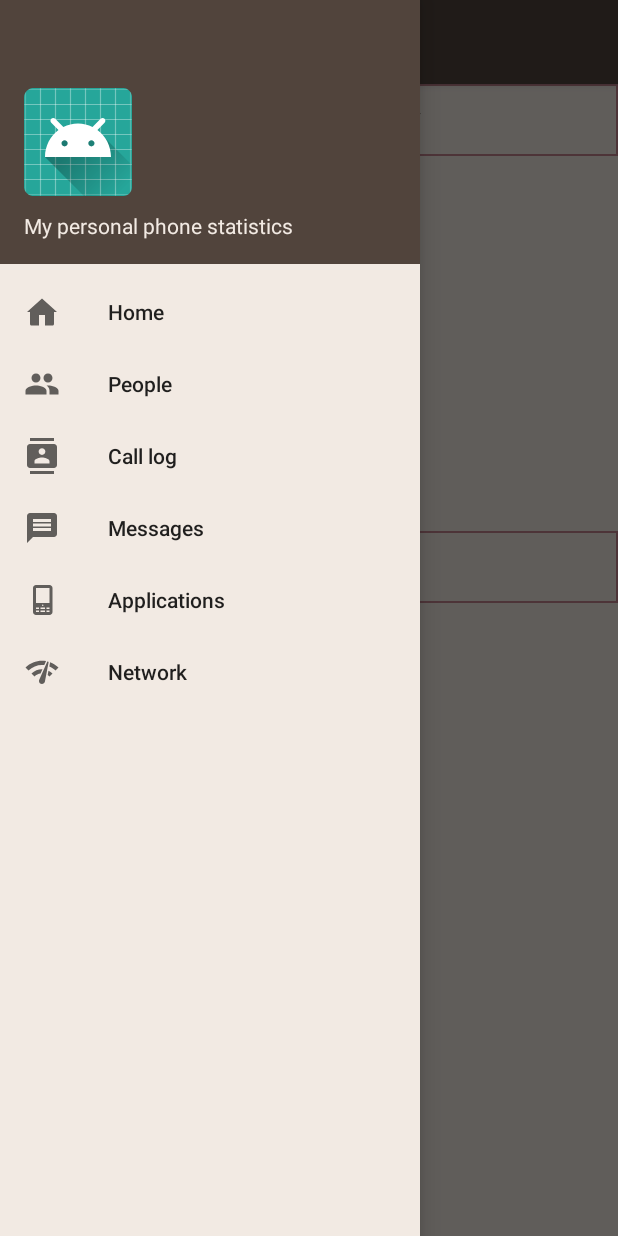
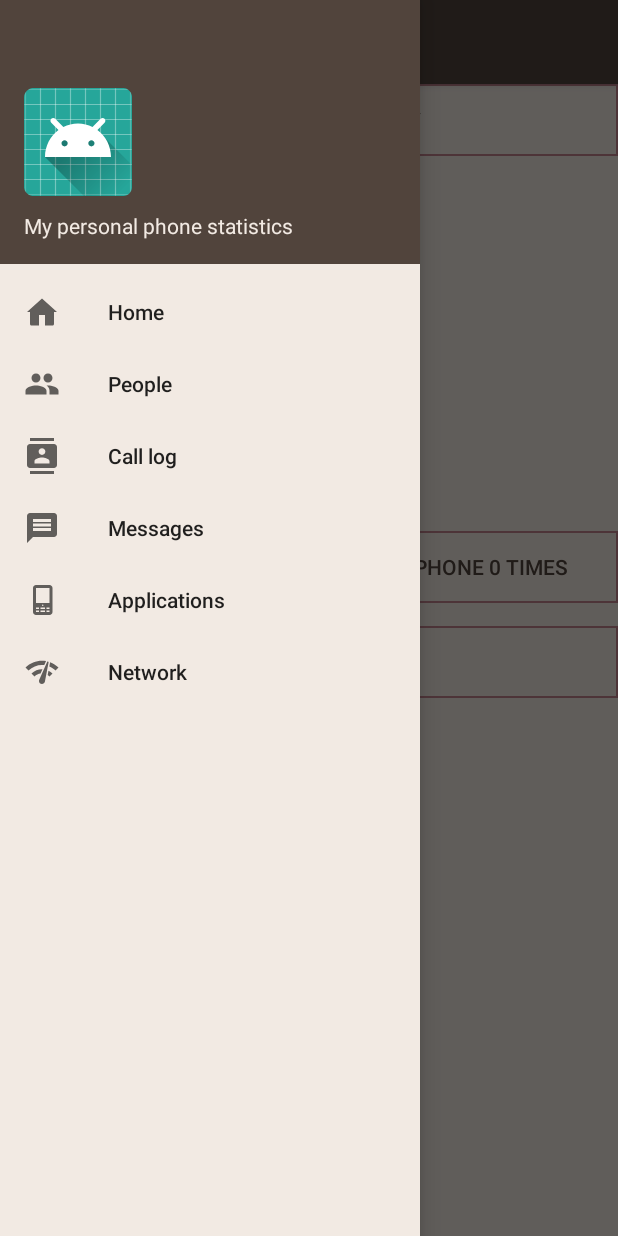
Before and after one commit to jdimovska/Insights, an Android app: the screen it shows after launch (MainActivity), with the side drawer open, on a phone screen of 412 x 824 dp. Run offline under Robolectric (Android 15) with nearby library versions, the phone set to English and light mode, and no system bars; libraries missing offline, so code that uses them is left out: com.amulyakhare.textdrawable, com.github.mikephil.charting; 36 statements that could not run were skipped.

Commit message:
Implemented Unlock counter on HomeFragment

```diff
--- a/app/src/main/java/com/example/marinaangelovska/insights/Activity/MainActivity.java
+++ b/app/src/main/java/com/example/marinaangelovska/insights/Activity/MainActivity.java
@@ -1,11 +1,12 @@
 package com.example.marinaangelovska.insights.Activity;
 
 import android.Manifest;
-import android.app.Activity;
 import android.app.ProgressDialog;
+import android.content.BroadcastReceiver;
 import android.content.Context;
+import android.content.Intent;
+import android.content.IntentFilter;
 import android.content.pm.PackageManager;
-import android.os.AsyncTask;
 import android.os.Build;
 import android.os.Bundle;
 
@@ -18,9 +19,9 @@ import android.support.v4.widget.DrawerLayout;
 import android.support.v7.app.ActionBarDrawerToggle;
 import android.support.v7.app.AppCompatActivity;
 import android.support.v7.widget.Toolbar;
+import android.util.Log;
 import android.view.Menu;
 import android.view.MenuItem;
-import android.view.MotionEvent;
 import android.view.View;
 import android.view.inputmethod.InputMethodManager;
 
@@ -32,6 +33,18 @@ import com.example.marinaangelovska.insights.Fragment.NetworkFragment;
 import com.example.marinaangelovska.insights.Fragment.PeopleFragment;
 import com.example.marinaangelovska.insights.R;
 
+import java.text.ParseException;
+import java.text.SimpleDateFormat;
+import java.time.LocalDate;
+import java.time.LocalDateTime;
+import java.time.LocalTime;
+import java.time.ZoneId;
+import java.util.Calendar;
+import java.util.Date;
+import java.util.GregorianCalendar;
+
+import static com.example.marinaangelovska.insights.Fragment.HomeFragment.unlockedTimesButton;
+
 
 public class MainActivity extends AppCompatActivity
         implements NavigationView.OnNavigationItemSelectedListener {
@@ -41,6 +54,14 @@ public class MainActivity extends AppCompatActivity
     public static ProgressDialog appDialog;
     public static ProgressDialog homeDialog;
     final Handler finalHandler = new Handler();
+    Calendar cal = Calendar.getInstance();
+    Date currentDate;
+    Date nextDate;
+    SimpleDateFormat sdf;
+
+    int unlockedTimes = 0;
+    PhoneUnlockedReceiver receiver;
+
     @Override
     protected void onCreate(Bundle savedInstanceState) {
         super.onCreate(savedInstanceState);
@@ -48,6 +69,14 @@ public class MainActivity extends AppCompatActivity
         Toolbar toolbar = (Toolbar) findViewById(R.id.toolbar);
         setSupportActionBar(toolbar);
         setUpDialogViews();
+
+        sdf = new SimpleDateFormat("yyyy-MM-dd");
+
+        try {
+            currentDate = sdf.parse(sdf.format(new Date()));
+        } catch (ParseException e) {
+            e.printStackTrace();
+        }
 
         DrawerLayout drawer = (DrawerLayout) findViewById(R.id.drawer_layout);
         ActionBarDrawerToggle toggle = new ActionBarDrawerToggle(
@@ -63,17 +92,13 @@ public class MainActivity extends AppCompatActivity
         if(!hasPermissions(getApplicationContext(), PERMISSIONS)){
             ActivityCompat.requestPermissions(this, PERMISSIONS, PERMISSION_ALL);
         }
-
+        receiver = new PhoneUnlockedReceiver();
 
         NavigationView navigationView = (NavigationView) findViewById(R.id.nav_view);
         navigationView.setNavigationItemSelectedListener(this);
 
-        HomeFragment homeFragment = new HomeFragment();
-        android.app.FragmentManager fragmentManager = getFragmentManager();
-        android.app.FragmentTransaction fragmentTransaction = fragmentManager.beginTransaction();
-        fragmentTransaction.replace(R.id.root_layout, homeFragment);
-        fragmentTransaction.commit();
-        fragmentManager.executePendingTransactions();
+        loadHomeFragment();
+
     }
     private void setUpDialogViews() {
         appDialog = new ProgressDialog(MainActivity.this);
@@ -85,6 +110,13 @@ public class MainActivity extends AppCompatActivity
         homeDialog.setMessage("Home screen loading...");
         homeDialog.setCancelable(false);
         homeDialog.setInverseBackgroundForced(false);
+    }
+
+    @Override
+    protected void onResumeFragments() {
+        super.onResumeFragments();
+        unlockedTimesButton.setText("Today you have unlocked your phone " + unlockedTimes + " times");
+
     }
 
     @Override
@@ -125,6 +157,20 @@ public class MainActivity extends AppCompatActivity
 
         return super.onOptionsItemSelected(item);
     }
+    private void loadHomeFragment() {
+        HomeFragment homeFragment = new HomeFragment();
+        android.app.FragmentManager fragmentManager = getFragmentManager();
+        android.app.FragmentTransaction fragmentTransaction = fragmentManager.beginTransaction();
+        fragmentTransaction.replace(R.id.root_layout, homeFragment);
+        fragmentTransaction.commit();
+        fragmentManager.executePendingTransactions();
+
+        IntentFilter filter = new IntentFilter();
+        filter.addAction(Intent.ACTION_USER_PRESENT);
+        filter.addAction(Intent.ACTION_SCREEN_OFF);
+        registerReceiver(receiver, filter);
+
+    }
 
     @SuppressWarnings("StatementWithEmptyBody")
     @Override
@@ -137,12 +183,8 @@ public class MainActivity extends AppCompatActivity
             {
                 public void run()
                 {
-                    HomeFragment homeFragment = new HomeFragment();
-                    android.app.FragmentManager fragmentManager = getFragmentManager();
-                    android.app.FragmentTransaction fragmentTransaction = fragmentManager.beginTransaction();
-                    fragmentTransaction.replace(R.id.root_layout, homeFragment);
-                    fragmentTransaction.commit();
-                    fragmentManager.executePendingTransactions();
+                   loadHomeFragment();
+                    unlockedTimesButton.setText("Today you have unlocked your phone " + unlockedTimes + " times");
                 }
             };
 
@@ -165,7 +207,6 @@ public class MainActivity extends AppCompatActivity
             fragmentManager.executePendingTransactions();
 
         } else if(id == R.id.nav_people) {
-
 
             PeopleFragment peopleFragment = new PeopleFragment();
             android.app.FragmentManager fragmentManager = getFragmentManager();
@@ -223,5 +264,28 @@ public class MainActivity extends AppCompatActivity
         }
         return true;
     }
+    @RequiresApi(api = Build.VERSION_CODES.O)
+    public void isNewDay() throws ParseException {
+        nextDate = sdf.parse(sdf.format(new Date()));
+        if(currentDate.compareTo(nextDate) != 0) {
+            currentDate = new Date();
+            unlockedTimes = 0;
+        }
+    }
+    public class PhoneUnlockedReceiver extends BroadcastReceiver {
+        @RequiresApi(api = Build.VERSION_CODES.O)
+        @Override
+        public void onReceive(Context context, Intent intent) {
+            try {
+                isNewDay();
+            } catch (ParseException e) {
+                e.printStackTrace();
+            }
+            if (!intent.getAction().equals(Intent.ACTION_SCREEN_OFF)) {
+                unlockedTimes++;
+                unlockedTimesButton.setText("Today you have unlocked your phone " + unlockedTimes + " times");
 
+            }
+        }
+    }
 }
--- a/app/src/main/java/com/example/marinaangelovska/insights/Fragment/HomeFragment.java
+++ b/app/src/main/java/com/example/marinaangelovska/insights/Fragment/HomeFragment.java
@@ -4,8 +4,10 @@ import android.annotation.SuppressLint;
 import android.app.Fragment;
 import android.app.usage.UsageStats;
 import android.app.usage.UsageStatsManager;
+import android.content.BroadcastReceiver;
 import android.content.Context;
 import android.content.Intent;
+import android.content.IntentFilter;
 import android.graphics.Color;
 
 import android.os.Build;
@@ -18,6 +20,7 @@ import android.view.LayoutInflater;
 import android.view.MotionEvent;
 import android.view.View;
 import android.view.ViewGroup;
+import android.widget.Button;
 import android.widget.ListAdapter;
 import android.widget.ListView;
 import android.widget.ScrollView;
@@ -69,9 +72,14 @@ public class HomeFragment extends Fragment {
     Long todaysCallsDuration = 0L;
     PieChart pieChart;
 
+    public static Button unlockedTimesButton;
+
     @Override
     public void onActivityCreated(@Nullable Bundle savedInstanceState) {
         super.onActivityCreated(savedInstanceState);
+
+        unlockedTimesButton = (Button) getView().findViewById(R.id.unlockedTimes_button);
+
     }
 
     @RequiresApi(api = Build.VERSION_CODES.LOLLIPOP)
@@ -247,4 +255,6 @@ public class HomeFragment extends Fragment {
         super.onStart();
         homeDialog.hide();
     }
+
+
 }
```
Also changed, not shown: app/src/main/res/layout/fragment_home.xml (+15 -0 lines).
